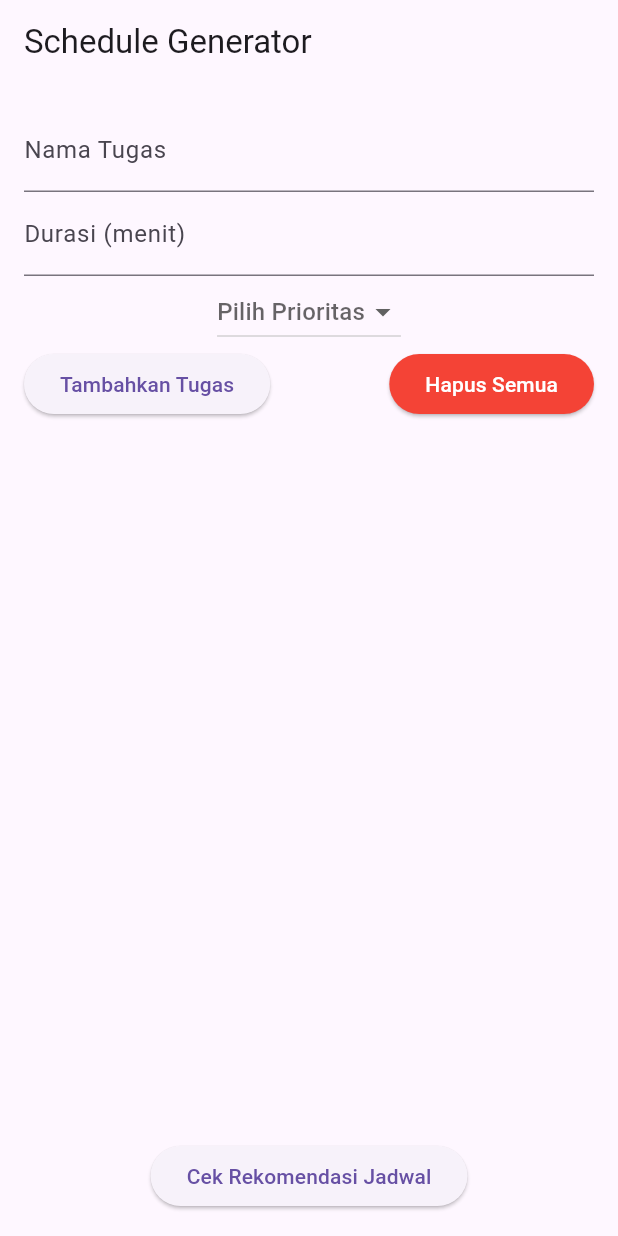
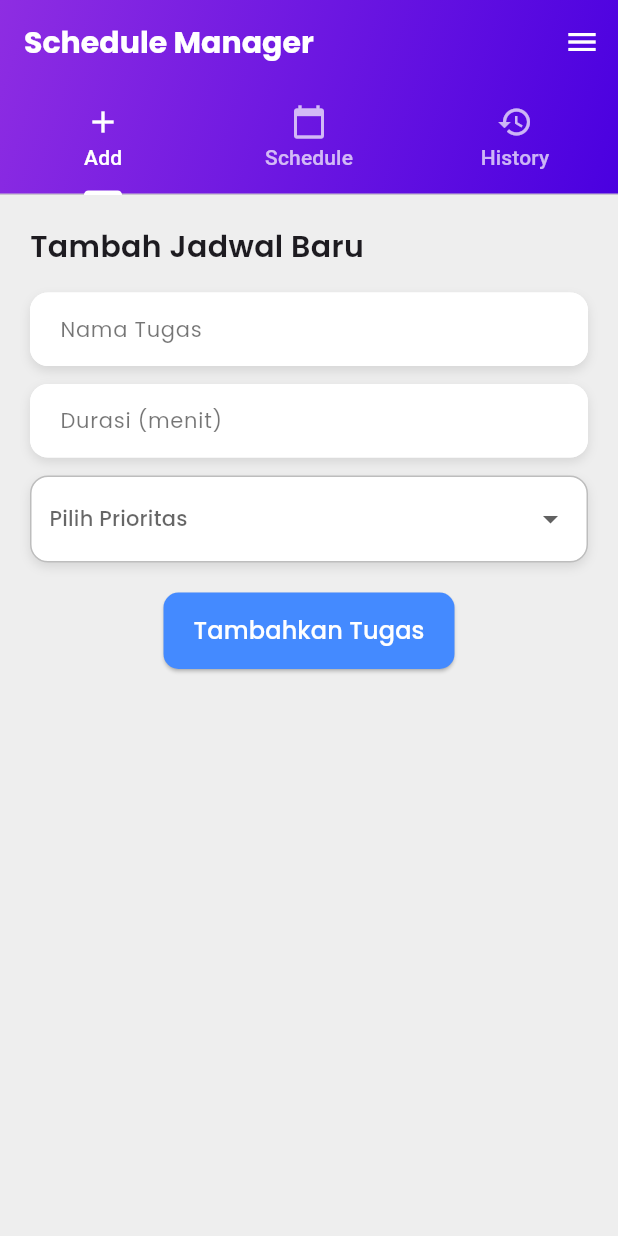
Before and after one commit to Fahrisaputra7799/schedule-generator, a Flutter app: the screen it shows after launch, on a phone screen of 412 x 824 dp. Run offline on Flutter 3.47's test engine with Material 3 defaults, Android fonts, the phone set to English and light mode, and no system bars; our stand-ins replace google_fonts.

Commit message:
finishing App

```diff
--- a/lib/main.dart
+++ b/lib/main.dart
@@ -11,7 +11,7 @@ class MyApp extends StatelessWidget {
   Widget build(BuildContext context) {
     return MaterialApp(
       debugShowCheckedModeBanner: false,
-      home: HomeScreen(),
+      home: HomePage(),
     );
   }
 }
--- /dev/null
+++ b/lib/pages/add_schedule.dart
@@ -0,0 +1,172 @@
+import 'package:flutter/material.dart';
+import 'package:google_fonts/google_fonts.dart';
+
+class AddSchedule extends StatefulWidget {
+  final Function(Map<String, dynamic>) onTaskAdded;
+  final VoidCallback onClearTasks;
+
+  const AddSchedule({
+    super.key,
+    required this.onTaskAdded,
+    required this.onClearTasks,
+  });
+
+  @override
+  State<AddSchedule> createState() => _AddScheduleState();
+}
+
+class _AddScheduleState extends State<AddSchedule> {
+  final TextEditingController taskController = TextEditingController();
+  final TextEditingController durationController = TextEditingController();
+  String? priority;
+
+  void _addTask() {
+    if (taskController.text.isNotEmpty &&
+        durationController.text.isNotEmpty &&
+        priority != null) {
+      widget.onTaskAdded({
+        "name": taskController.text,
+        "priority": priority!,
+        "duration": int.tryParse(durationController.text) ?? 30,
+      });
+
+      // Tampilkan snackbar setelah tugas ditambahkan
+      ScaffoldMessenger.of(context).showSnackBar(
+        SnackBar(
+          content: Row(
+            children: [
+              const Icon(Icons.check_circle, color: Colors.white),
+              const SizedBox(width: 8),
+              Text(
+                "Tugas berhasil ditambahkan!",
+                style: GoogleFonts.poppins(fontSize: 14, fontWeight: FontWeight.w500),
+              ),
+            ],
+          ),
+          backgroundColor: Colors.green,
+        ),
+      );
+
+      // Reset input
+      taskController.clear();
+      durationController.clear();
+      setState(() => priority = null);
+    }
+  }
+
+  Widget _buildTextField({
+    required TextEditingController controller,
+    required String label,
+    TextInputType keyboardType = TextInputType.text,
+  }) {
+    return Container(
+      decoration: BoxDecoration(
+        color: Colors.white,
+        borderRadius: BorderRadius.circular(12),
+        boxShadow: [
+          BoxShadow(
+            color: Colors.black.withOpacity(0.1),
+            blurRadius: 5,
+            offset: const Offset(0, 3),
+          ),
+        ],
+      ),
+      child: TextField(
+        controller: controller,
+        keyboardType: keyboardType,
+        style: GoogleFonts.poppins(fontSize: 14),
+        decoration: InputDecoration(
+          labelText: label,
+          labelStyle: GoogleFonts.poppins(fontSize: 14, color: Colors.black54),
+          contentPadding: const EdgeInsets.symmetric(horizontal: 16, vertical: 14),
+          border: OutlineInputBorder(
+            borderRadius: BorderRadius.circular(12),
+            borderSide: BorderSide.none,
+          ),
+          filled: true,
+          fillColor: Colors.white,
+          focusedBorder: OutlineInputBorder(
+            borderRadius: BorderRadius.circular(12),
+            borderSide: const BorderSide(color: Colors.blueAccent, width: 2),
+          ),
+        ),
+      ),
+    );
+  }
+
+  @override
+  Widget build(BuildContext context) {
+    return Padding(
+      padding: const EdgeInsets.all(20),
+      child: Column(
+        crossAxisAlignment: CrossAxisAlignment.start,
+        children: [
+          Text(
+            "Tambah Jadwal Baru",
+            style: GoogleFonts.poppins(fontSize: 20, fontWeight: FontWeight.w600),
+          ),
+          const SizedBox(height: 16),
+
+          // Input Nama Tugas
+          _buildTextField(controller: taskController, label: "Nama Tugas"),
+          const SizedBox(height: 12),
+
+          // Input Durasi
+          _buildTextField(
+            controller: durationController,
+            label: "Durasi (menit)",
+            keyboardType: TextInputType.number,
+          ),
+          const SizedBox(height: 12),
+
+          // Dropdown Prioritas
+          Container(
+            padding: const EdgeInsets.symmetric(horizontal: 12, vertical: 4),
+            decoration: BoxDecoration(
+              borderRadius: BorderRadius.circular(12),
+              border: Border.all(color: Colors.grey.shade400),
+              color: Colors.white,
+              boxShadow: [
+                BoxShadow(
+                  color: Colors.black.withOpacity(0.1),
+                  blurRadius: 5,
+                  offset: const Offset(0, 3),
+                ),
+              ],
+            ),
+            child: DropdownButton<String>(
+              value: priority,
+              hint: Text("Pilih Prioritas", style: GoogleFonts.poppins(fontSize: 14)),
+              isExpanded: true,
+              underline: const SizedBox(),
+              onChanged: (value) => setState(() => priority = value),
+              items: ["Tinggi", "Sedang", "Rendah"]
+                  .map((priorityMember) => DropdownMenuItem(
+                        value: priorityMember,
+                        child: Text(priorityMember, style: GoogleFonts.poppins(fontSize: 14)),
+                      ))
+                  .toList(),
+            ),
+          ),
+          const SizedBox(height: 20),
+
+          // Tombol Tambah Tugas
+          Center(
+            child: ElevatedButton(
+              onPressed: _addTask,
+              style: ElevatedButton.styleFrom(
+                padding: const EdgeInsets.symmetric(horizontal: 20, vertical: 14),
+                backgroundColor: Colors.blueAccent,
+                shape: RoundedRectangleBorder(borderRadius: BorderRadius.circular(10)),
+              ),
+              child: Text(
+                "Tambahkan Tugas",
+                style: GoogleFonts.poppins(fontSize: 16, fontWeight: FontWeight.w500, color: Colors.white),
+              ),
+            ),
+          ),
+        ],
+      ),
+    );
+  }
+}
--- a/lib/pages/home_page.dart
+++ b/lib/pages/home_page.dart
@@ -1,136 +1,99 @@
 import 'package:flutter/material.dart';
-import 'schedule_result_page.dart';
-import 'package:schedule_generator/services/gemini_service.dart';
+import 'package:google_fonts/google_fonts.dart';
+import 'add_schedule.dart';
+import 'scedule_procces.dart';
+import 'history_shedule.dart';
 
-class HomeScreen extends StatefulWidget {
-  const HomeScreen({super.key});
+class HomePage extends StatefulWidget {
+  const HomePage({super.key});
 
   @override
-  State<HomeScreen> createState() => _HomeScreenState();
+  State<HomePage> createState() => _HomePageState();
 }
 
-class _HomeScreenState extends State<HomeScreen> {
-  final List<Map<String, dynamic>> tasks = [];
-  final TextEditingController taskController = TextEditingController();
-  final TextEditingController durationController = TextEditingController();
-  String? priority;
-  bool isLoading = false;
+class _HomePageState extends State<HomePage> {
+  final List<Map<String, dynamic>> tasks = []; // Semua tugas
+  final List<Map<String, dynamic>> completedTasks = []; // Tugas yang selesai
 
-  void _addTask() {
-    if (taskController.text.isNotEmpty &&
-        durationController.text.isNotEmpty &&
-        priority != null) {
+  void addTask(Map<String, dynamic> task) {
     setState(() {
-        tasks.add({
-          "name": taskController.text,
-          "priority": priority!,
-          "duration": int.tryParse(durationController.text) ?? 30,
-          "deadline": "Tidak Ada"
+      tasks.add(task);
     });
-      });
-      taskController.clear();
-      durationController.clear();
-    }
   }
 
-  void _clearTasks() {
-    setState(() => tasks.clear());
+  void clearTasks() {
+    setState(() {
+      tasks.clear();
+      completedTasks.clear(); // Kosongkan juga history
+    });
   }
 
-  Future<void> _generateSchedule() async {
-    if (tasks.isEmpty) {
-      ScaffoldMessenger.of(context).showSnackBar(
-        SnackBar(content: Text("⚠ Harap tambahkan tugas terlebih dahulu!")),
-      );
-      return;
+  void removeTask(int index) {
+    setState(() {
+      tasks.removeAt(index);
+    });
   }
 
-    setState(() => isLoading = true);
-
-    try {
-      String schedule = await GeminiService.generateSchedule(tasks);
-      await Future.delayed(Duration(seconds: 1));
-
-      Navigator.push(
-        context,
-        MaterialPageRoute(
-          builder: (context) => ScheduleResultPage(scheduleResult: schedule),
-        ),
-      ).then((_) {
-        setState(() => isLoading = false);
+  void markTaskAsCompleted(Map<String, dynamic> task) {
+    setState(() {
+      completedTasks.add(task); // Tambahkan ke daftar history
+      tasks.remove(task); // Hapus dari daftar aktif
     });
-    } catch (e) {
-      ScaffoldMessenger.of(context).showSnackBar(
-        SnackBar(content: Text("Gagal menghasilkan jadwal: $e")),
-      );
-      setState(() => isLoading = false);
-    }
   }
 
   @override
   Widget build(BuildContext context) {
-    return Scaffold(
-      appBar: AppBar(title: Text("Schedule Generator")),
-      body: Padding(
-        padding: const EdgeInsets.all(16),
-        child: Column(
-          children: [
-            TextField(
-              controller: taskController,
-              decoration: InputDecoration(labelText: "Nama Tugas"),
+    return DefaultTabController(
+      length: 3,
+      child: Scaffold(
+        backgroundColor: Colors.grey[200],
+        appBar: AppBar(
+          elevation: 0,
+          backgroundColor: Colors.transparent,
+          flexibleSpace: Container(
+            decoration: const BoxDecoration(
+              gradient: LinearGradient(
+                colors: [Color(0xFF8E2DE2), Color(0xFF4A00E0)],
+                begin: Alignment.topLeft,
+                end: Alignment.bottomRight,
               ),
-            TextField(
-              controller: durationController,
-              decoration: InputDecoration(labelText: "Durasi (menit)"),
-              keyboardType: TextInputType.number,
             ),
-            DropdownButton<String>(
-              value: priority,
-              hint: Text("Pilih Prioritas"),
-              onChanged: (value) => setState(() => priority = value),
-              items: ["Tinggi", "Sedang", "Rendah"]
-                  .map((priorityMember) => DropdownMenuItem(
-                      value: priorityMember, child: Text(priorityMember)))
-                  .toList(),
           ),
-            Row(
-              mainAxisAlignment: MainAxisAlignment.spaceBetween,
-              children: [
-                ElevatedButton(
-                  onPressed: _addTask,
-                  child: Text("Tambahkan Tugas"),
+          title: Text(
+            "Schedule Manager",
+            style: GoogleFonts.poppins(
+              fontSize: 20,
+              fontWeight: FontWeight.bold,
+              color: Colors.white,
             ),
-                ElevatedButton(
-                  onPressed: _clearTasks,
-                  style: ElevatedButton.styleFrom(backgroundColor: Colors.red),
-                  child: Text("Hapus Semua",
-                      style: TextStyle(color: Colors.white)),
+          ),
+          actions: [
+            IconButton(
+              icon: const Icon(Icons.menu, color: Colors.white),
+              onPressed: () {},
             ),
           ],
-            ),
-            Expanded(
-              child: ListView.builder(
-                itemCount: tasks.length,
-                itemBuilder: (context, index) {
-                  final task = tasks[index];
-                  return Card(
-                    elevation: 3,
-                    margin: EdgeInsets.symmetric(vertical: 6),
-                    child: ListTile(
-                      title: Text("${task['name']}"),
-                      subtitle: Text(
-                          "Prioritas: ${task['priority']} | Durasi: ${task['duration']} menit"),
-                    ),
-                  );
-                },
+          bottom: const TabBar(
+            indicatorColor: Colors.white,
+            labelColor: Colors.white,
+            unselectedLabelColor: Colors.white70,
+            tabs: [
+              Tab(icon: Icon(Icons.add), text: "Add"),
+              Tab(icon: Icon(Icons.calendar_today), text: "Schedule"),
+              Tab(icon: Icon(Icons.history), text: "History"),
+            ],
           ),
         ),
-            isLoading
-                ? CircularProgressIndicator()
-                : ElevatedButton(
-                    onPressed: _generateSchedule,
-                    child: Text("Cek Rekomendasi Jadwal"),
+        body: TabBarView(
+          children: [
+            AddSchedule(onTaskAdded: addTask, onClearTasks: clearTasks),
+            ScheduleProcess(
+              tasks: tasks,
+              onClearTasks: clearTasks,
+              onRemoveTask: removeTask,
+              onTaskCompleted: markTaskAsCompleted, // Kirim fungsi ini ke ScheduleProcess
             ),
+            HistoryShedule(completedTasks: completedTasks), // Kirim daftar tugas selesai
           ],
         ),
       ),
--- a/pubspec.yaml
+++ b/pubspec.yaml
@@ -9,6 +9,7 @@ environment:
 dependencies:
   flutter:
     sdk: flutter
+  google_fonts: ^6.2.1
   googleapis: ^13.2.0
   googleapis_auth: ^1.6.0
   http: ^1.3.0
```
Also changed, not shown: lib/pages/history_shedule.dart (added, +48 -0 lines), lib/pages/scedule_procces.dart (added, +143 -0 lines), lib/pages/schedule_result_page.dart (+61 -20 lines), lib/services/gemini_service.dart (+10 -4 lines), pubspec.lock, 1 other file. Lines whose indentation alone changed are shown as unchanged.
